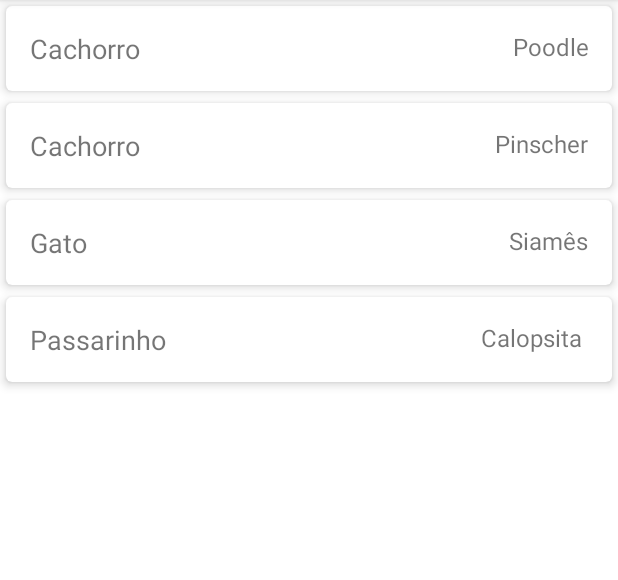
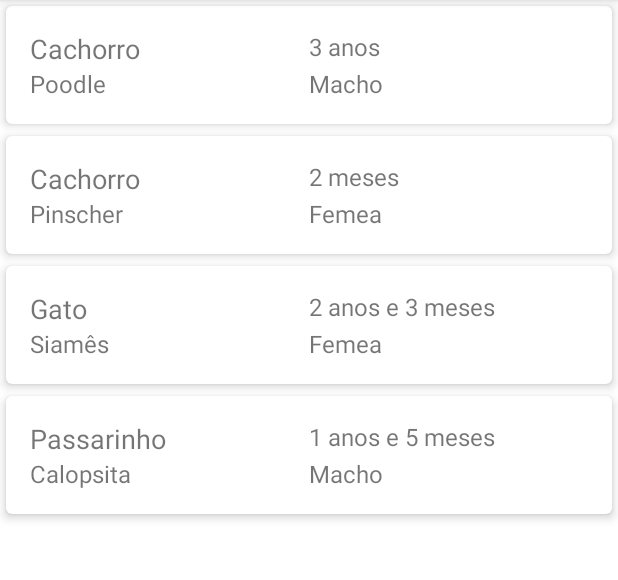
Before and after one commit to uriellopes/AdotePets, an Android app: the screen it shows after launch (BuscarPet), after a tap on "BUSCAR PET", on a phone screen of 412 x 824 dp, the part 84-664 px from its top. Run offline under Robolectric (Android 15) with nearby library versions, the light colour scheme and no system bars.

Commit message:
Personalizar lista de busca de pet com informacoes

```diff
--- a/app/src/main/java/com/example/adotepets/adapters/AdapterPersonalizado.java
+++ b/app/src/main/java/com/example/adotepets/adapters/AdapterPersonalizado.java
@@ -36,6 +36,9 @@ public class AdapterPersonalizado extends RecyclerView.Adapter<AdapterPersonaliz
 
         holder.pet_tipo.setText(pet.getTipo());
         holder.pet_raca.setText(pet.getRaca());
+        holder.pet_sexo.setText(pet.getSexo());
+        holder.pet_idade.setText(pet.getIdade());
+
     }
 
     @Override
@@ -47,6 +50,8 @@ public class AdapterPersonalizado extends RecyclerView.Adapter<AdapterPersonaliz
 
         TextView pet_tipo;
         TextView pet_raca;
+        TextView pet_sexo;
+        TextView pet_idade;
         CardView card_item_lista;
 
         public myViewHolder(View itemView) {
@@ -54,6 +59,8 @@ public class AdapterPersonalizado extends RecyclerView.Adapter<AdapterPersonaliz
 
             pet_tipo = itemView.findViewById(R.id.card_item_lista_tipo);
             pet_raca = itemView.findViewById(R.id.card_item_lista_raca);
+            pet_sexo = itemView.findViewById(R.id.card_item_lista_sexo);
+            pet_idade = itemView.findViewById(R.id.card_item_lista_idade);
             card_item_lista = itemView.findViewById(R.id.card_item_lista);
 
             card_item_lista.setOnClickListener(this);
--- a/app/src/main/java/com/example/adotepets/model/Pet.java
+++ b/app/src/main/java/com/example/adotepets/model/Pet.java
@@ -31,4 +31,22 @@ public class Pet implements Serializable {
     }
 
     public String getDescricao() { return this.descricao; }
+
+    public String getSexo() {
+        return this.sexo;
+    }
+
+    public String getIdade() {
+        if( this.idade > 12 ) {
+            int anos = this.idade/12;
+            int meses = this.idade%12;
+            if ( meses > 0 ) {
+                return "" + anos + " anos e " + meses + " meses";
+            } else {
+                return "" + anos + " anos";
+            }
+        } else {
+            return "" + this.idade + " meses";
+        }
+    }
 }
--- a/app/src/main/res/layout/elemento_lista_personalizada.xml
+++ b/app/src/main/res/layout/elemento_lista_personalizada.xml
@@ -16,25 +16,46 @@
 
         <LinearLayout
             android:layout_width="match_parent"
-            android:layout_height="wrap_content"
+            android:layout_height="match_parent"
             android:orientation="horizontal">
 
             <TextView
-                android:layout_width="wrap_content"
+                android:layout_width="match_parent"
                 android:layout_height="match_parent"
                 android:text="Tipo do Pet"
                 android:textSize="18dp"
-                android:layout_weight="4"
+                android:layout_weight="5"
                 android:id="@+id/card_item_lista_tipo" />
 
             <TextView
-                android:layout_width="wrap_content"
+                android:layout_width="match_parent"
+                android:layout_height="match_parent"
+                android:text="Idade"
+                android:textSize="16dp"
+                android:layout_weight="5"
+                android:id="@+id/card_item_lista_idade" />
+
+        </LinearLayout>
+
+        <LinearLayout
+            android:layout_width="match_parent"
+            android:layout_height="match_parent">
+
+            <TextView
+                android:layout_width="match_parent"
                 android:layout_height="match_parent"
                 android:text="Raça"
-                android:gravity="right"
                 android:textSize="16dp"
-                android:layout_weight="1"
+                android:layout_weight="5"
                 android:id="@+id/card_item_lista_raca" />
+
+            <TextView
+                android:layout_width="match_parent"
+                android:layout_height="match_parent"
+                android:text="Sexo"
+                android:textSize="16dp"
+                android:layout_weight="5"
+                android:id="@+id/card_item_lista_sexo" />
 
         </LinearLayout>
 
```
